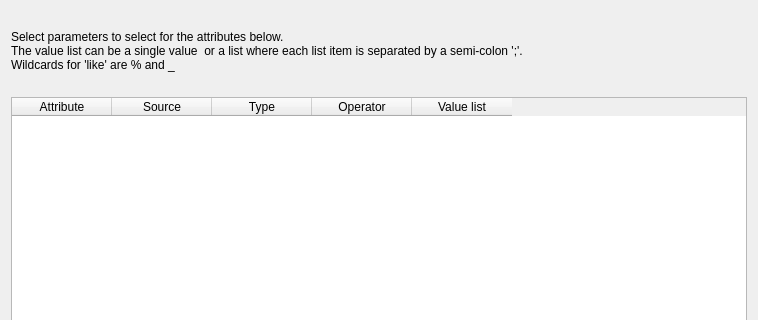
First picture: the form in GUI_UIs/ui_report_attribute_parameters.ui, repository ccbogel/QualCoder, before the edit; both pictures show x 0 to 758 and y 0 to 320 of the 758 by 527 pixel window.
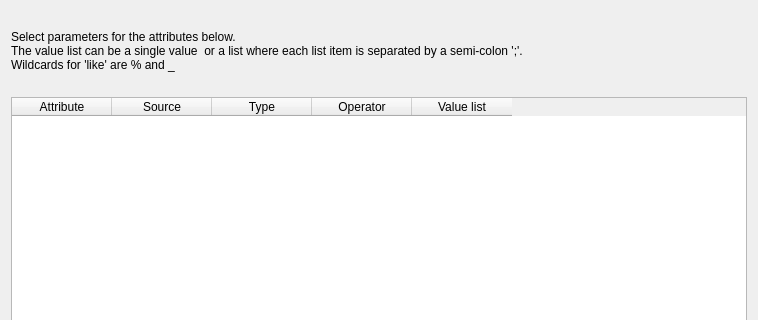
Second picture: the form after the edit.

Diff of the .ui file:
```diff
--- a/GUI_UIs/ui_report_attribute_parameters.ui
+++ b/GUI_UIs/ui_report_attribute_parameters.ui
@@ -58,7 +58,7 @@
       </size>
      </property>
      <property name="text">
-      <string>Select parameters to select for the attributes below. 
+      <string>Select parameters for the attributes below. 
 The value list can be a single value  or a list where each list item is separated by a semi-colon ';'.
 Wildcards for 'like' are % and _</string>
      </property>
```
